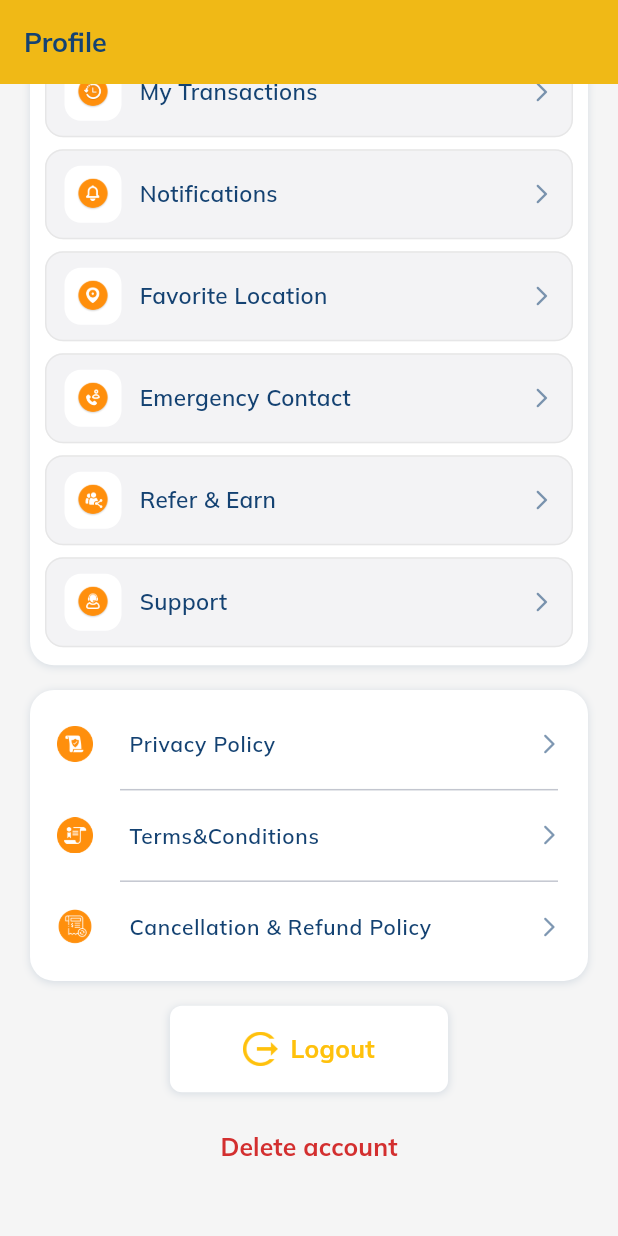
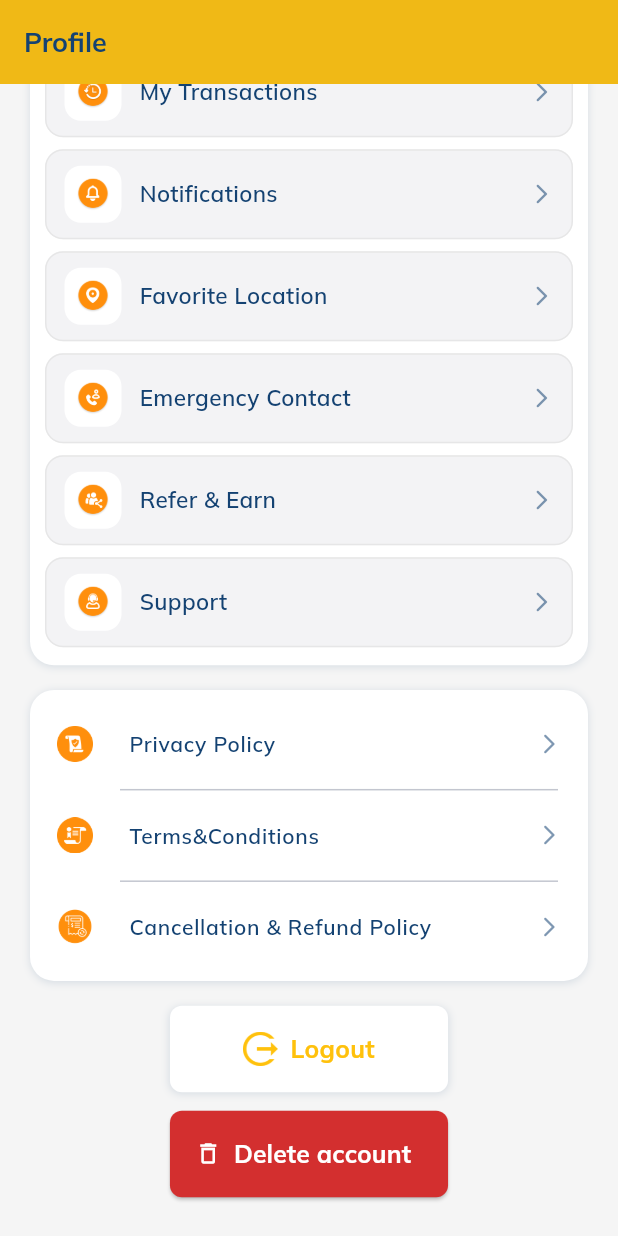
Before and after one commit to anjaniservices369/rubia-app-customer-flutter, a Flutter app: the ProfilePageView screen opened directly, scrolled down 85 dp, on a phone screen of 412 x 824 dp. Run offline on Flutter 3.47's test engine with Material 3 defaults, Android fonts, the phone set to English and light mode, and no system bars; drawn by our look-alikes of sentry_flutter; our stand-ins replace animated_splash_screen, awesome_dialog, connectivity_plus, dotted_line, dropdown_button2, flutter_local_notifications and 24 more; missing offline and left inert: android_intent_plus, flutter_polyline_points, geocoder2, google_maps_place_picker_mb, google_maps_widget, loading_icon_button and 6 more; accounts and stored records are empty.

Commit message:
Show account deletion as a button
Document the destructive button and its confirmation flow.

Co-authored-by: Copilot <223556219+Copilot@users.noreply.github.com>

```diff
--- a/lib/views/profilePage/ProfilePageView.dart
+++ b/lib/views/profilePage/ProfilePageView.dart
@@ -1,6 +1,6 @@
 // =============================================================================
-// WHAT : Profile tab: photo, name and the options list; logout lives here.
-// NOTES: Server: check, logout.
+// WHAT : Profile tab: photo, name, account options, logout and account deletion.
+// NOTES: Server: check, logout, delete-account (after confirmation).
 // =============================================================================
 import 'package:awesome_dialog/awesome_dialog.dart';
 import 'package:base_project_flutter/constants/constants.dart';
@@ -376,11 +376,23 @@ class _ProfilePageViewState extends State<ProfilePageView> {
             SizedBox(height: 1.5.h),
             // Google Play requires that an account can be deleted from inside the app
             Center(
-              child: TextButton(
+              child: ElevatedButton.icon(
                 onPressed: () => _confirmDeleteAccount(context),
-                child: Text(
+                icon: const Icon(Icons.delete_outline),
+                label: Text(
                   'Delete account',
-                  style: GoogleFonts.mulish(color: Colors.red.shade700, fontWeight: FontWeight.w700, fontSize: 12.sp),
+                  style: GoogleFonts.mulish(
+                    fontWeight: FontWeight.w700,
+                    fontSize: isTab(context) ? 12.sp : 12.sp,
+                  ),
+                ),
+                style: ElevatedButton.styleFrom(
+                  backgroundColor: Colors.red.shade700,
+                  foregroundColor: Colors.white,
+                  minimumSize: Size(45.w, 7.h),
+                  shape: RoundedRectangleBorder(
+                    borderRadius: BorderRadius.circular(8.0),
+                  ),
                 ),
               ),
             ),
```
Also changed, not shown: 2 other files.
